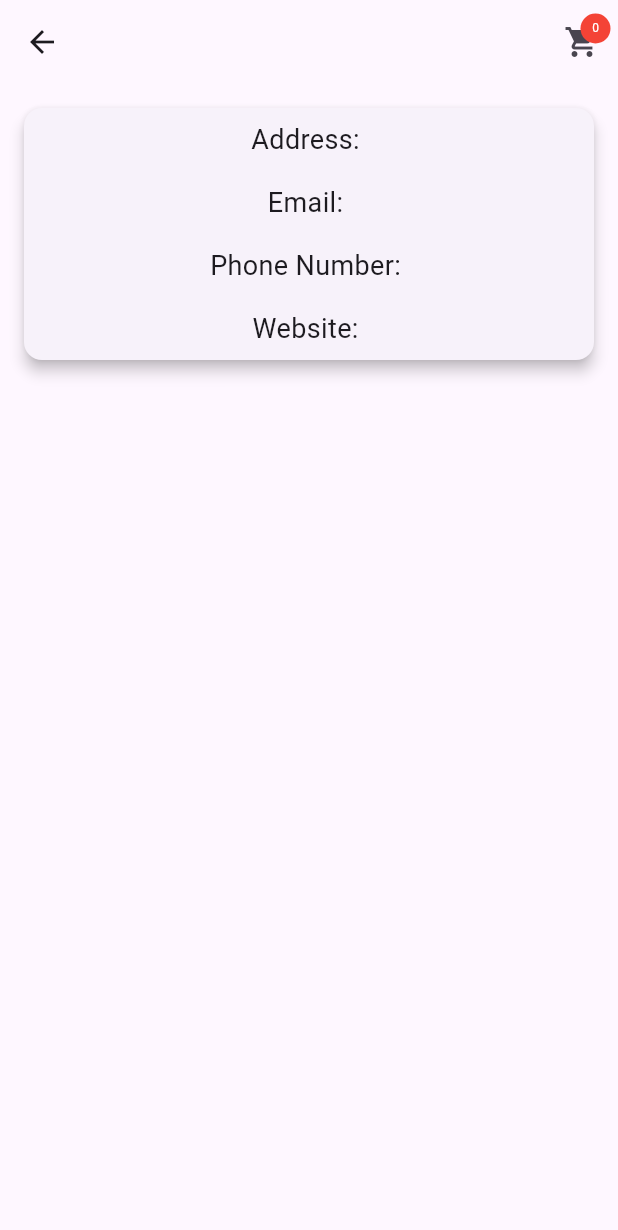
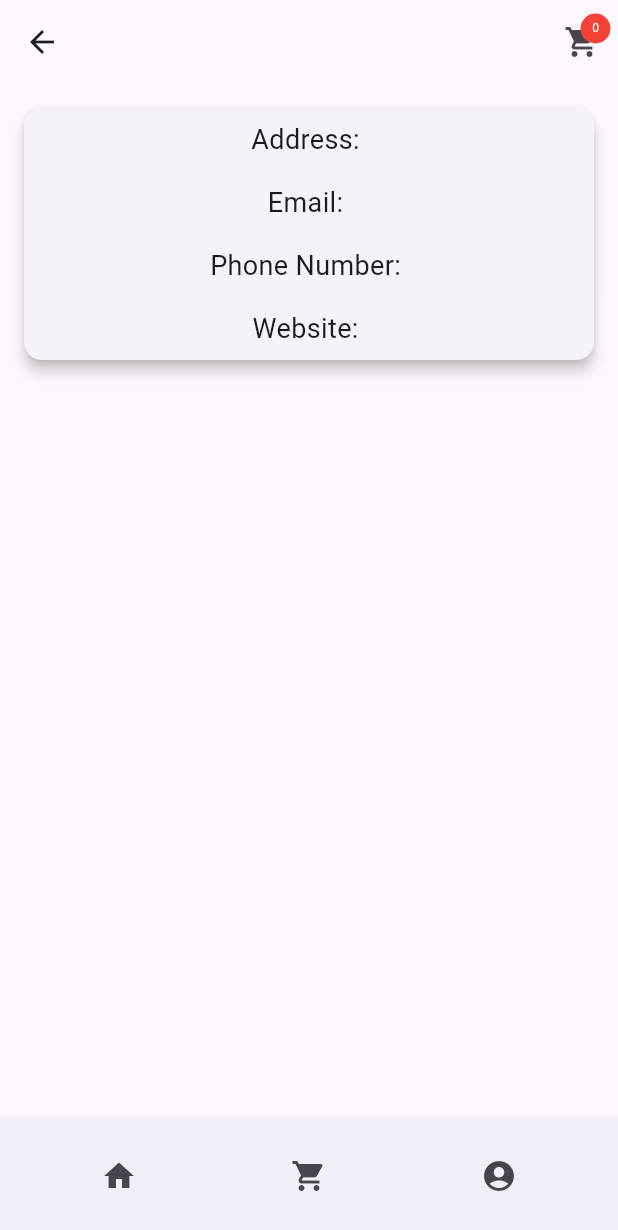
Before and after one commit to mohdumarj/flutter-ordering-app, a Flutter app: the RestaurantDetailScreen screen opened directly with empty values, on a phone screen of 412 x 824 dp. Shown: the top 1230 px of the screen. Run offline on Flutter 3.47's test engine with Material 3 defaults, Android fonts, the light colour scheme and no system bars; our stand-ins replace cloud_firestore, firebase_auth, firebase_core, fluttertoast; accounts and stored records are empty.

Commit message:
added bottom navigation bar to pages

```diff
--- a/lib/Presentation/Pages/Restaurants/RestaurantDetailScreen.dart
+++ b/lib/Presentation/Pages/Restaurants/RestaurantDetailScreen.dart
@@ -1,12 +1,13 @@
-import 'package:flutter/cupertino.dart';
 import 'package:flutter/material.dart';
 import 'package:untitled9/Entities/RestaurantMenuModel.dart';
 import 'package:untitled9/Entities/RestaurantsModel.dart';
 import 'package:untitled9/Entities/ShoppingCart.dart';
 
 import '../../../Entities/UserCartItemModel.dart';
+import '../AccountPage.dart';
 import '../CartDetailsWithCheckout/CartDetailsWithCheckoutPage.dart';
 import '../MenuItemCard.dart';
+import '../UserManagement/CustomerUser/CustomerPage.dart';
 
 class RestaurantDetailScreen extends StatefulWidget {
   final RestaurantsModel restaurant;
@@ -32,7 +33,8 @@ class _RestaurantDetailScreenState extends State<RestaurantDetailScreen> {
                     //CheckoutPage()
                     Navigator.pushReplacement(
                       context,
-                    MaterialPageRoute(builder: (context) => CartDetailsWithCheckoutPage()),
+                      MaterialPageRoute(
+                          builder: (context) => CartDetailsWithCheckoutPage()),
                     );
                   },
                 ),
@@ -106,7 +108,6 @@ class _RestaurantDetailScreenState extends State<RestaurantDetailScreen> {
                 ),
               ),
             ),
-
             SizedBox(height: 20),
             Expanded(
               child: ListView.builder(
@@ -117,7 +118,8 @@ class _RestaurantDetailScreenState extends State<RestaurantDetailScreen> {
                     title: Text(menu.menuName ?? "Selected Menu"),
                     initiallyExpanded: true,
                     children: menu.menuItems!.map((item) {
-                    UserCartItemModel userCartitem = UserCartItemModel(resturantId: widget.restaurant.id,menuItem: item);
+                      UserCartItemModel userCartitem = UserCartItemModel(
+                          resturantId: widget.restaurant.id, menuItem: item);
                       return MenuItemCard().initMenuItemCard(userCartitem);
                     }).toList(),
                   );
@@ -126,6 +128,49 @@ class _RestaurantDetailScreenState extends State<RestaurantDetailScreen> {
             ),
           ],
         ),
+        bottomNavigationBar: BottomAppBar(
+          child: Row(
+            mainAxisAlignment: MainAxisAlignment.spaceAround,
+            children: [
+              Tooltip(
+                message: 'Home',
+                child: IconButton(
+                  onPressed: () async {
+                    Navigator.push(
+                      context,
+                      MaterialPageRoute(builder: (context) => CustomerPage()),
                     );
+                  },
+                  icon: Icon(Icons.home),
+                ),
+              ),
+              Tooltip(
+                message: 'Shopping Cart',
+                child: IconButton(
+                  onPressed: () {
+                    Navigator.push(
+                      context,
+                      MaterialPageRoute(
+                          builder: (context) => CartDetailsWithCheckoutPage()),
+                    );
+                  },
+                  icon: Icon(Icons.shopping_cart),
+                ),
+              ),
+              Tooltip(
+                message: 'Account',
+                child: IconButton(
+                  onPressed: () {
+                    Navigator.push(
+                      context,
+                      MaterialPageRoute(builder: (context) => AccountPage()),
+                    );
+                  },
+                  icon: Icon(Icons.account_circle),
+                ),
+              ),
+            ],
+          ),
+        ));
   }
 }
```
Also changed, not shown: lib/Presentation/Pages/CartDetailsWithCheckout/CartDetailsWithCheckoutPage.dart (+44 -0 lines), lib/Presentation/Pages/Restaurants/RestaurantsList.dart (+46 -38 lines). Lines whose indentation alone changed are shown as unchanged.
